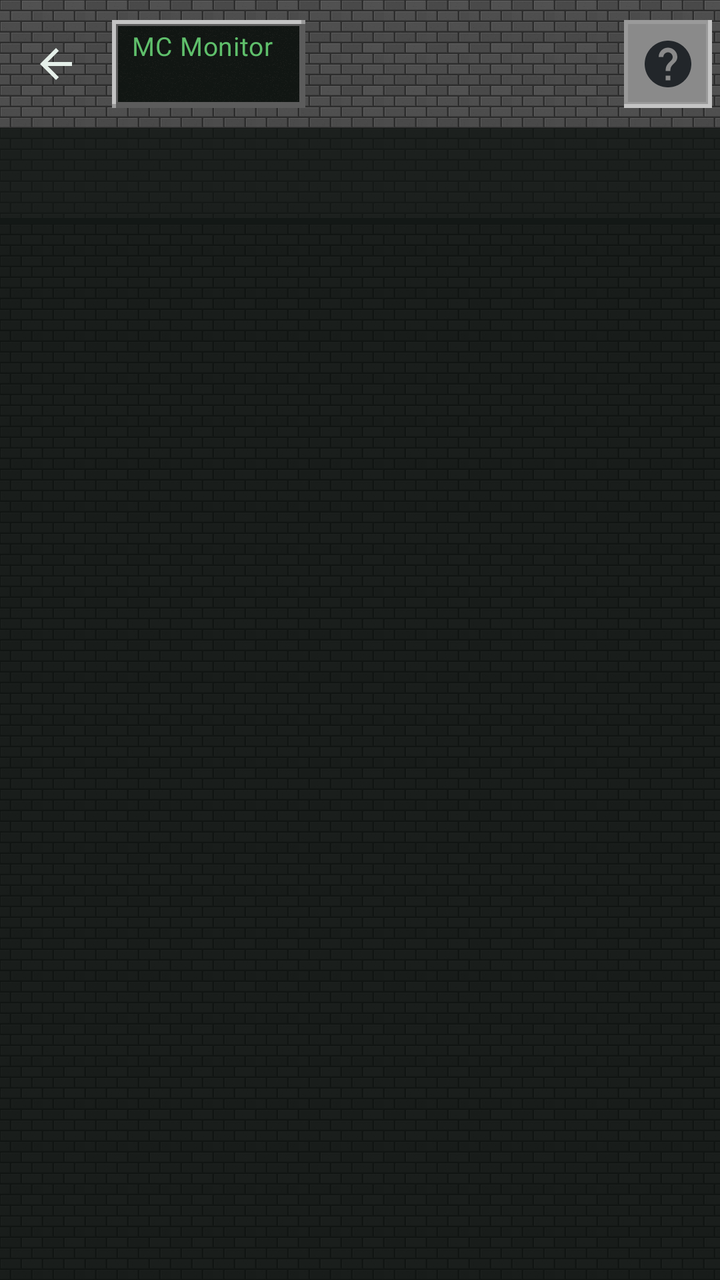
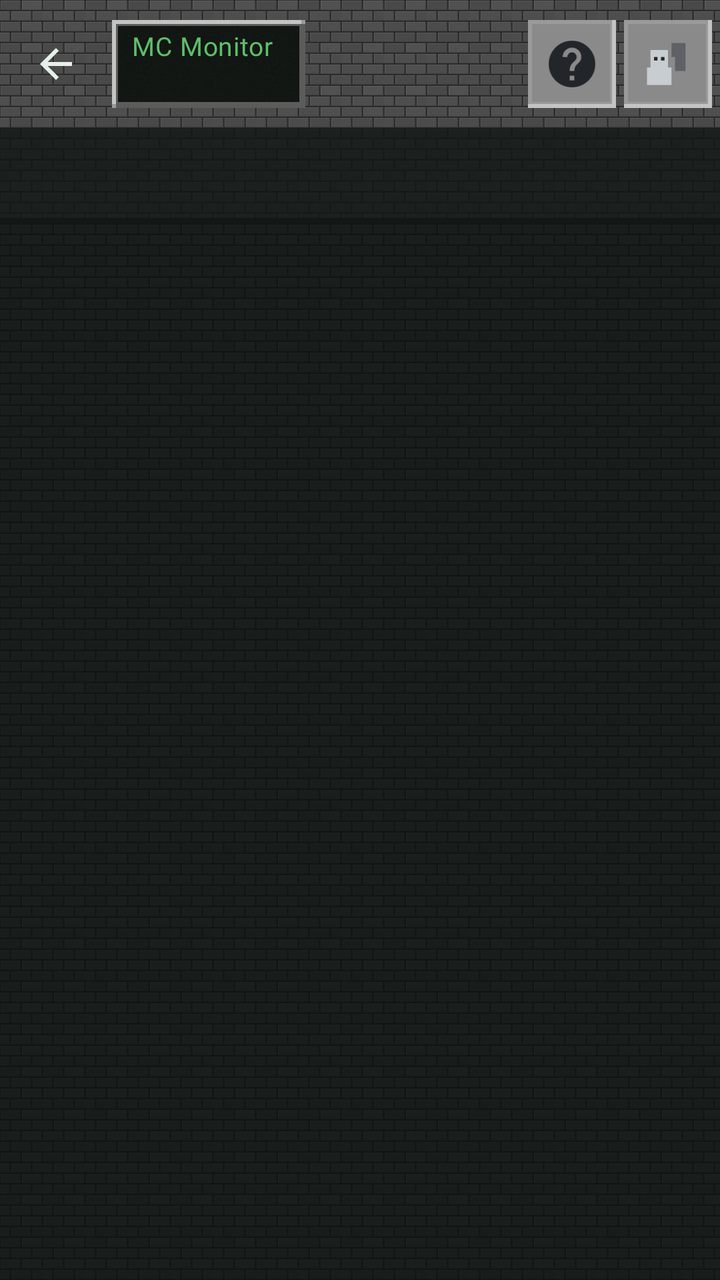

Screens rendered from an Android XML layout before and after an edit, with the pre-edit source and the edit as a unified diff.
<!-- AndroidManifest.xml: application theme Theme.McMonitor -->
<!-- res/layout/activity_main.xml -->
<?xml version="1.0" encoding="utf-8"?>
<LinearLayout xmlns:android="http://schemas.android.com/apk/res/android"
    xmlns:app="http://schemas.android.com/apk/res-auto"
    android:layout_width="match_parent"
    android:layout_height="match_parent"
    android:orientation="vertical">

    <com.google.android.material.appbar.AppBarLayout
        android:id="@+id/appbar"
        android:layout_width="match_parent"
        android:layout_height="wrap_content"
        android:background="@drawable/bg_appbar_stone">

        <com.google.android.material.appbar.MaterialToolbar
            android:id="@+id/toolbar"
            android:layout_width="match_parent"
            android:layout_height="?attr/actionBarSize"
            android:background="@android:color/transparent"
            app:navigationIcon="@drawable/ic_back">

            <LinearLayout
                android:layout_width="wrap_content"
                android:layout_height="wrap_content"
                android:background="@drawable/bg_panel_inset"
                android:orientation="vertical"
                android:paddingStart="10dp"
                android:paddingTop="4dp"
                android:paddingEnd="10dp"
                android:paddingBottom="4dp">

                <LinearLayout
                    android:layout_width="wrap_content"
                    android:layout_height="wrap_content"
                    android:baselineAligned="true"
                    android:orientation="horizontal">

                    <TextView
                        android:layout_width="wrap_content"
                        android:layout_height="wrap_content"
                        android:fontFamily="@font/press_start_2p"
                        android:letterSpacing="0.02"
                        android:text="@string/app_name"
                        android:textColor="@color/grass"
                        android:textSize="13sp" />

                    <TextView
                        android:id="@+id/version"
                        android:layout_width="wrap_content"
                        android:layout_height="wrap_content"
                        android:layout_marginStart="6dp"
                        android:textColor="@color/text_dim"
                        android:textSize="11sp" />
                </LinearLayout>

                <TextView
                    android:id="@+id/serverName"
                    android:layout_width="wrap_content"
                    android:layout_height="wrap_content"
                    android:layout_marginTop="2dp"
                    android:maxLines="1"
                    android:textColor="@color/text_dim"
                    android:textSize="12sp" />
            </LinearLayout>

            <ImageButton
                android:id="@+id/btnHelp"
                android:layout_width="44dp"
                android:layout_height="44dp"
                android:layout_gravity="end"
                android:layout_marginEnd="4dp"
                android:background="@drawable/bg_stone_button"
                android:contentDescription="Aiuto su questa pagina"
                android:padding="8dp"
                android:scaleType="fitCenter"
                android:src="@drawable/ic_help"
                android:tint="#22262A"
                android:tooltipText="Aiuto" />
        </com.google.android.material.appbar.MaterialToolbar>

        <com.google.android.material.tabs.TabLayout
            android:id="@+id/tabs"
            android:layout_width="match_parent"
            android:layout_height="wrap_content"
            android:background="#CC101512"
            app:tabGravity="start"
            app:tabIndicatorColor="@color/grass"
            app:tabMode="scrollable"
            app:tabSelectedTextColor="@color/grass"
            app:tabTextColor="@color/text_dim" />

    </com.google.android.material.appbar.AppBarLayout>

    <include
        android:id="@+id/updateBanner"
        layout="@layout/view_update_banner" />

    <androidx.viewpager2.widget.ViewPager2
        android:id="@+id/pager"
        android:layout_width="match_parent"
        android:layout_height="0dp"
        android:layout_weight="1" />

</LinearLayout>
<!-- res/layout/view_update_banner.xml (included above) -->
<?xml version="1.0" encoding="utf-8"?>
<com.google.android.material.card.MaterialCardView xmlns:android="http://schemas.android.com/apk/res/android"
    xmlns:app="http://schemas.android.com/apk/res-auto"
    android:layout_width="match_parent"
    android:layout_height="wrap_content"
    android:layout_margin="10dp"
    android:visibility="gone"
    app:cardBackgroundColor="@color/surface_high"
    app:cardCornerRadius="0dp"
    app:strokeColor="@color/grass"
    app:strokeWidth="1dp">

    <LinearLayout
        android:layout_width="match_parent"
        android:layout_height="wrap_content"
        android:orientation="vertical"
        android:padding="12dp">

        <TextView
            android:id="@+id/updateTitle"
            android:layout_width="match_parent"
            android:layout_height="wrap_content"
            android:textColor="@color/grass"
            android:textSize="14sp"
            android:textStyle="bold" />

        <TextView
            android:id="@+id/updateNotes"
            android:layout_width="match_parent"
            android:layout_height="wrap_content"
            android:layout_marginTop="2dp"
            android:maxLines="4"
            android:textColor="@color/text_dim"
            android:textSize="12sp" />

        <LinearLayout
            android:layout_width="match_parent"
            android:layout_height="wrap_content"
            android:gravity="end"
            android:orientation="horizontal">

            <com.google.android.material.button.MaterialButton
                android:id="@+id/updateDismiss"
                style="@style/McButton.Text"
                android:layout_width="wrap_content"
                android:layout_height="wrap_content"
                android:text="Più tardi" />

            <com.google.android.material.button.MaterialButton
                android:id="@+id/updateInstall"
                android:layout_width="wrap_content"
                android:layout_height="wrap_content"
                android:layout_marginStart="8dp"
                android:text="Aggiorna" />
        </LinearLayout>
    </LinearLayout>
</com.google.android.material.card.MaterialCardView>
<!-- resources referenced by this layout -->
<resources>
  <color name="grass">#5FBF6B</color>
  <color name="surface_high">#1D2C25</color>
  <color name="text_dim">#9DB3A7</color>
  <!-- drawable bg_appbar_stone (drawable) -->
  <?xml version="1.0" encoding="utf-8"?>
  <layer-list xmlns:android="http://schemas.android.com/apk/res/android">
  
      <item>
          <bitmap
              android:src="@drawable/tile_stone"
              android:tileModeX="repeat"
              android:tileModeY="repeat" />
      </item>
  
      <item>
          <color android:color="#66000000" />
      </item>
  
      <item android:gravity="bottom">
          <shape android:shape="rectangle">
              <size android:height="3dp" />
              <solid android:color="#22262A" />
          </shape>
      </item>
  </layer-list>
  <!-- drawable ic_back (drawable) -->
  <vector xmlns:android="http://schemas.android.com/apk/res/android"
      android:width="24dp"
      android:height="24dp"
      android:viewportWidth="24"
      android:viewportHeight="24"
      android:tint="#E6F0EA">
      <path
          android:fillColor="#FFFFFF"
          android:pathData="M20,11H7.83l5.59,-5.59L12,4l-8,8 8,8 1.41,-1.41L7.83,13H20v-2z" />
  </vector>
  <string name="app_name">MC Monitor</string>
  <style name="McButton.Text" parent="Widget.Material3.Button.TextButton">
          <item name="cornerRadius">0dp</item>
          <item name="android:textColor">@color/grass</item>
          <item name="android:textAllCaps">false</item>
      </style>
  <color name="grass_dark">#2E7D32</color>
  <color name="text">#E6F0EA</color>
  <color name="dirt">#8D6E63</color>
  <color name="danger">#EF5350</color>
  <color name="bg">#0E1512</color>
  <color name="surface">#16211C</color>
  <!-- drawable bg_window_stone (drawable) -->
  <?xml version="1.0" encoding="utf-8"?>
  <layer-list xmlns:android="http://schemas.android.com/apk/res/android">
      <item>
          <bitmap
              android:src="@drawable/tile_stone"
              android:tileModeX="repeat"
              android:tileModeY="repeat" />
      </item>
      <item>
          <color android:color="#D9080C0A" />
      </item>
  </layer-list>
  <style name="McButton" parent="Widget.Material3.Button">
          <item name="cornerRadius">0dp</item>
          <item name="backgroundTint">@color/stone</item>
          <item name="android:textColor">@color/stone_text</item>
          <item name="android:textAllCaps">false</item>
          <item name="rippleColor">#33FFFFFF</item>
      </style>
  <style name="McButton.Outlined" parent="Widget.Material3.Button.OutlinedButton">
          <item name="cornerRadius">0dp</item>
          <item name="strokeColor">@color/stone_edge</item>
          <item name="strokeWidth">2dp</item>
          <item name="android:textColor">@color/grass</item>
          <item name="android:textAllCaps">false</item>
      </style>
  <style name="McCard" parent="Widget.Material3.CardView.Filled">
          <item name="cardCornerRadius">0dp</item>
          <item name="cardBackgroundColor">@color/surface</item>
          <item name="strokeColor">@color/stone_edge</item>
          <item name="strokeWidth">2dp</item>
          <item name="cardElevation">0dp</item>
      </style>
  <style name="McShape" parent="ShapeAppearance.Material3.SmallComponent">
          <item name="cornerFamily">rounded</item>
          <item name="cornerSize">0dp</item>
      </style>
  <color name="stone">#8A8A8A</color>
  <color name="stone_text">#12160F</color>
  <color name="stone_edge">#5C5C5C</color>
  <!-- unchanged entries left out for length: 6 -->
</resources>

<!-- the commit's change to res/layout/activity_main.xml (unified diff, before → after) -->
@@ -61,6 +61,38 @@
                     android:textColor="@color/text_dim"
                     android:textSize="12sp" />
             </LinearLayout>
+
+            
+            <FrameLayout
+                android:layout_width="wrap_content"
+                android:layout_height="wrap_content"
+                android:layout_gravity="end">
+
+                <ImageButton
+                    android:id="@+id/btnAdmin"
+                    android:layout_width="44dp"
+                    android:layout_height="44dp"
+                    android:layout_marginEnd="4dp"
+                    android:background="@drawable/bg_stone_button"
+                    android:contentDescription="Altri amministratori e messaggi"
+                    android:padding="8dp"
+                    android:scaleType="fitCenter"
+                    android:src="@drawable/ic_admin"
+                    android:tooltipText="Amministratori" />
+
+                <TextView
+                    android:id="@+id/adminBadge"
+                    android:layout_width="18dp"
+                    android:layout_height="18dp"
+                    android:layout_gravity="top|end"
+                    android:layout_marginEnd="2dp"
+                    android:background="@color/grass"
+                    android:gravity="center"
+                    android:textColor="#06120B"
+                    android:textSize="11sp"
+                    android:textStyle="bold"
+                    android:visibility="gone" />
+            </FrameLayout>
 
             <ImageButton
                 android:id="@+id/btnHelp"
<!-- resource entries referenced after the edit -->
@@ -25,6 +25,24 @@
           </shape>
       </item>
   </layer-list>
+  <!-- drawable ic_admin (drawable) -->
+  <vector xmlns:android="http://schemas.android.com/apk/res/android"
+      android:width="24dp"
+      android:height="24dp"
+      android:viewportWidth="16"
+      android:viewportHeight="16">
+  
+      
+      <path
+          android:fillColor="#5E6266"
+          android:pathData="M9,2h4v4h-4zM10,6h3v4h-3z" />
+      <path
+          android:fillColor="#C8CDD2"
+          android:pathData="M3,4h5v5h-5zM2,9h7v5h-7z" />
+      <path
+          android:fillColor="#22262A"
+          android:pathData="M4,6h1v1h-1zM6,6h1v1h-1z" />
+  </vector>
   <!-- drawable ic_back (drawable) -->
   <vector xmlns:android="http://schemas.android.com/apk/res/android"
       android:width="24dp"
